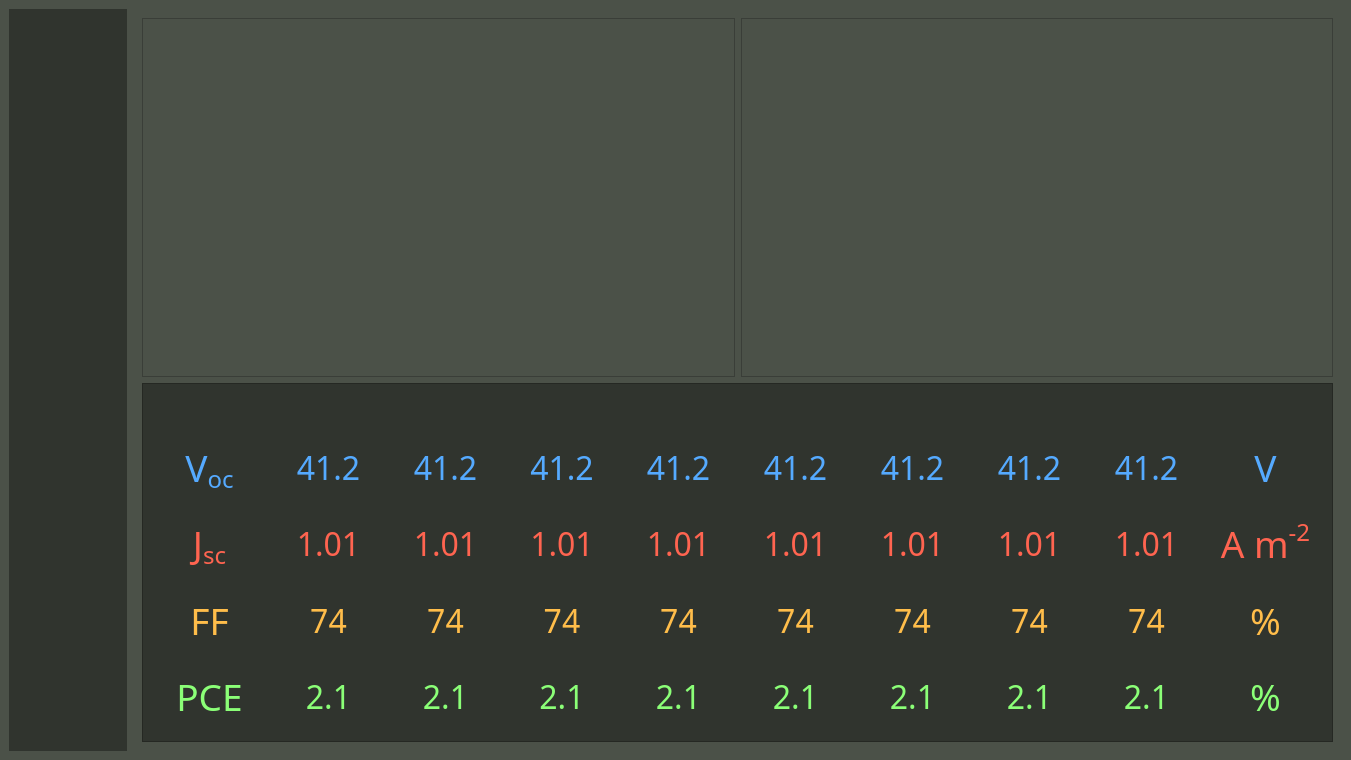
minusmagis/GreenhouseMeasurements, file form.ui: the form before one commit.
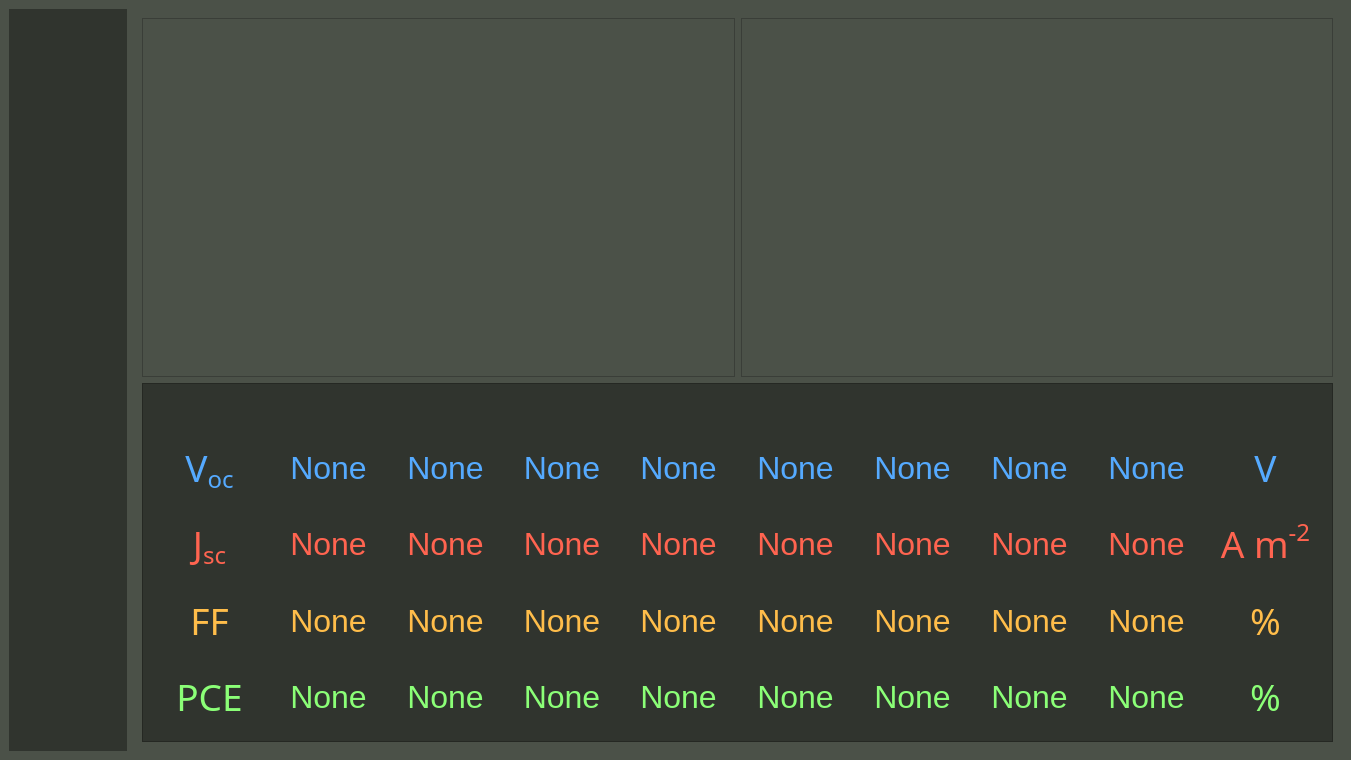
The form after the commit. The open tabs and pages were chosen to show the change. Icons and pictures are not drawn.

```diff
--- a/form.ui
+++ b/form.ui
@@ -500,14 +500,18 @@
                  </property>
                  <property name="font">
                   <font>
-                   <family>Bahnschrift</family>
+                   <family>MS Shell Dlg 2</family>
+                   <pointsize>24</pointsize>
+                   <weight>50</weight>
+                   <italic>false</italic>
+                   <bold>false</bold>
                   </font>
                  </property>
                  <property name="styleSheet">
                   <string notr="true">color: rgb(85, 170, 255);</string>
                  </property>
                  <property name="text">
-                  <string>&lt;html&gt;&lt;head/&gt;&lt;body&gt;&lt;p align=&quot;center&quot;&gt;&lt;span style=&quot; font-size:24pt;&quot;&gt;41.2&lt;/span&gt;&lt;/p&gt;&lt;/body&gt;&lt;/html&gt;</string>
+                  <string>None</string>
                  </property>
                  <property name="alignment">
                   <set>Qt::AlignCenter</set>
@@ -533,14 +537,18 @@
                  </property>
                  <property name="font">
                   <font>
-                   <family>Bahnschrift</family>
+                   <family>MS Shell Dlg 2</family>
+                   <pointsize>24</pointsize>
+                   <weight>50</weight>
+                   <italic>false</italic>
+                   <bold>false</bold>
                   </font>
                  </property>
                  <property name="styleSheet">
                   <string notr="true">color: rgb(85, 170, 255);</string>
                  </property>
                  <property name="text">
-                  <string>&lt;html&gt;&lt;head/&gt;&lt;body&gt;&lt;p align=&quot;center&quot;&gt;&lt;span style=&quot; font-size:24pt;&quot;&gt;41.2&lt;/span&gt;&lt;/p&gt;&lt;/body&gt;&lt;/html&gt;</string>
+                  <string>None</string>
                  </property>
                  <property name="alignment">
                   <set>Qt::AlignCenter</set>
@@ -566,14 +574,18 @@
                  </property>
                  <property name="font">
                   <font>
-                   <family>Bahnschrift</family>
+                   <family>MS Shell Dlg 2</family>
+                   <pointsize>24</pointsize>
+                   <weight>50</weight>
+                   <italic>false</italic>
+                   <bold>false</bold>
                   </font>
                  </property>
                  <property name="styleSheet">
                   <string notr="true">color: rgb(85, 170, 255);</string>
                  </property>
                  <property name="text">
-                  <string>&lt;html&gt;&lt;head/&gt;&lt;body&gt;&lt;p align=&quot;center&quot;&gt;&lt;span style=&quot; font-size:24pt;&quot;&gt;41.2&lt;/span&gt;&lt;/p&gt;&lt;/body&gt;&lt;/html&gt;</string>
+                  <string>None</string>
                  </property>
                  <property name="alignment">
                   <set>Qt::AlignCenter</set>
@@ -599,14 +611,18 @@
                  </property>
                  <property name="font">
                   <font>
-                   <family>Bahnschrift</family>
+                   <family>MS Shell Dlg 2</family>
+                   <pointsize>24</pointsize>
+                   <weight>50</weight>
+                   <italic>false</italic>
+                   <bold>false</bold>
                   </font>
                  </property>
                  <property name="styleSheet">
                   <string notr="true">color: rgb(85, 170, 255);</string>
                  </property>
                  <property name="text">
-                  <string>&lt;html&gt;&lt;head/&gt;&lt;body&gt;&lt;p align=&quot;center&quot;&gt;&lt;span style=&quot; font-size:24pt;&quot;&gt;41.2&lt;/span&gt;&lt;/p&gt;&lt;/body&gt;&lt;/html&gt;</string>
+                  <string>None</string>
                  </property>
                  <property name="alignment">
                   <set>Qt::AlignCenter</set>
@@ -632,14 +648,18 @@
                  </property>
                  <property name="font">
                   <font>
-                   <family>Bahnschrift</family>
+                   <family>MS Shell Dlg 2</family>
+                   <pointsize>24</pointsize>
+                   <weight>50</weight>
+                   <italic>false</italic>
+                   <bold>false</bold>
                   </font>
                  </property>
                  <property name="styleSheet">
                   <string notr="true">  color: rgb(255, 100, 80);</string>
                  </property>
                  <property name="text">
-                  <string>&lt;html&gt;&lt;head/&gt;&lt;body&gt;&lt;p align=&quot;center&quot;&gt;&lt;span style=&quot; font-size:24pt;&quot;&gt;1.01&lt;/span&gt;&lt;/p&gt;&lt;/body&gt;&lt;/html&gt;</string>
+                  <string>None</string>
                  </property>
                  <property name="alignment">
                   <set>Qt::AlignCenter</set>
@@ -665,14 +685,18 @@
                  </property>
                  <property name="font">
                   <font>
-                   <family>Bahnschrift</family>
+                   <family>MS Shell Dlg 2</family>
+                   <pointsize>24</pointsize>
+                   <weight>50</weight>
+                   <italic>false</italic>
+                   <bold>false</bold>
                   </font>
                  </property>
                  <property name="styleSheet">
                   <string notr="true">  color: rgb(255, 100, 80);</string>
                  </property>
                  <property name="text">
-                  <string>&lt;html&gt;&lt;head/&gt;&lt;body&gt;&lt;p align=&quot;center&quot;&gt;&lt;span style=&quot; font-size:24pt;&quot;&gt;1.01&lt;/span&gt;&lt;/p&gt;&lt;/body&gt;&lt;/html&gt;</string>
+                  <string>None</string>
                  </property>
                  <property name="alignment">
                   <set>Qt::AlignCenter</set>
@@ -698,14 +722,18 @@
                  </property>
                  <property name="font">
                   <font>
-                   <family>Bahnschrift</family>
+                   <family>MS Shell Dlg 2</family>
+                   <pointsize>24</pointsize>
+                   <weight>50</weight>
+                   <italic>false</italic>
+                   <bold>false</bold>
                   </font>
                  </property>
                  <property name="styleSheet">
                   <string notr="true">  color: rgb(255, 100, 80);</string>
                  </property>
                  <property name="text">
-                  <string>&lt;html&gt;&lt;head/&gt;&lt;body&gt;&lt;p align=&quot;center&quot;&gt;&lt;span style=&quot; font-size:24pt;&quot;&gt;1.01&lt;/span&gt;&lt;/p&gt;&lt;/body&gt;&lt;/html&gt;</string>
+                  <string>None</string>
                  </property>
                  <property name="alignment">
                   <set>Qt::AlignCenter</set>
@@ -731,14 +759,18 @@
                  </property>
                  <property name="font">
                   <font>
-                   <family>Bahnschrift</family>
+                   <family>MS Shell Dlg 2</family>
+                   <pointsize>24</pointsize>
+                   <weight>50</weight>
+                   <italic>false</italic>
+                   <bold>false</bold>
                   </font>
                  </property>
                  <property name="styleSheet">
                   <string notr="true">  color: rgb(255, 100, 80);</string>
                  </property>
                  <property name="text">
-                  <string>&lt;html&gt;&lt;head/&gt;&lt;body&gt;&lt;p align=&quot;center&quot;&gt;&lt;span style=&quot; font-size:24pt;&quot;&gt;1.01&lt;/span&gt;&lt;/p&gt;&lt;/body&gt;&lt;/html&gt;</string>
+                  <string>None</string>
                  </property>
                  <property name="alignment">
                   <set>Qt::AlignCenter</set>
@@ -764,14 +796,18 @@
                  </property>
                  <property name="font">
                   <font>
-                   <family>Bahnschrift</family>
+                   <family>MS Shell Dlg 2</family>
+                   <pointsize>24</pointsize>
+                   <weight>50</weight>
+                   <italic>false</italic>
+                   <bold>false</bold>
                   </font>
                  </property>
                  <property name="styleSheet">
                   <string notr="true">color: rgb(255, 189, 74);</string>
                  </property>
                  <property name="text">
-                  <string>&lt;html&gt;&lt;head/&gt;&lt;body&gt;&lt;p align=&quot;center&quot;&gt;&lt;span style=&quot; font-size:24pt;&quot;&gt;74&lt;/span&gt;&lt;/p&gt;&lt;/body&gt;&lt;/html&gt;</string>
+                  <string>None</string>
                  </property>
                  <property name="alignment">
                   <set>Qt::AlignCenter</set>
@@ -797,14 +833,18 @@
                  </property>
                  <property name="font">
                   <font>
-                   <family>Bahnschrift</family>
+                   <family>MS Shell Dlg 2</family>
+                   <pointsize>24</pointsize>
+                   <weight>50</weight>
+                   <italic>false</italic>
+                   <bold>false</bold>
                   </font>
                  </property>
                  <property name="styleSheet">
                   <string notr="true">color: rgb(255, 189, 74);</string>
                  </property>
                  <property name="text">
-                  <string>&lt;html&gt;&lt;head/&gt;&lt;body&gt;&lt;p align=&quot;center&quot;&gt;&lt;span style=&quot; font-size:24pt;&quot;&gt;74&lt;/span&gt;&lt;/p&gt;&lt;/body&gt;&lt;/html&gt;</string>
+                  <string>None</string>
                  </property>
                  <property name="alignment">
                   <set>Qt::AlignCenter</set>
@@ -830,14 +870,18 @@
                  </property>
                  <property name="font">
                   <font>
-                   <family>Bahnschrift</family>
+                   <family>MS Shell Dlg 2</family>
+                   <pointsize>24</pointsize>
+                   <weight>50</weight>
+                   <italic>false</italic>
+                   <bold>false</bold>
                   </font>
                  </property>
                  <property name="styleSheet">
                   <string notr="true">color: rgb(255, 189, 74);</string>
                  </property>
                  <property name="text">
-                  <string>&lt;html&gt;&lt;head/&gt;&lt;body&gt;&lt;p align=&quot;center&quot;&gt;&lt;span style=&quot; font-size:24pt;&quot;&gt;74&lt;/span&gt;&lt;/p&gt;&lt;/body&gt;&lt;/html&gt;</string>
+                  <string>None</string>
                  </property>
                  <property name="alignment">
                   <set>Qt::AlignCenter</set>
@@ -863,14 +907,18 @@
                  </property>
                  <property name="font">
                   <font>
-                   <family>Bahnschrift</family>
+                   <family>MS Shell Dlg 2</family>
+                   <pointsize>24</pointsize>
+                   <weight>50</weight>
+                   <italic>false</italic>
+                   <bold>false</bold>
                   </font>
                  </property>
                  <property name="styleSheet">
                   <string notr="true">color: rgb(255, 189, 74);</string>
                  </property>
                  <property name="text">
-                  <string>&lt;html&gt;&lt;head/&gt;&lt;body&gt;&lt;p align=&quot;center&quot;&gt;&lt;span style=&quot; font-size:24pt;&quot;&gt;74&lt;/span&gt;&lt;/p&gt;&lt;/body&gt;&lt;/html&gt;</string>
+                  <string>None</string>
                  </property>
                  <property name="alignment">
                   <set>Qt::AlignCenter</set>
@@ -896,14 +944,18 @@
                  </property>
                  <property name="font">
                   <font>
-                   <family>Bahnschrift</family>
+                   <family>MS Shell Dlg 2</family>
+                   <pointsize>24</pointsize>
+                   <weight>50</weight>
+                   <italic>false</italic>
+                   <bold>false</bold>
                   </font>
                  </property>
                  <property name="styleSheet">
                   <string notr="true">color: rgb(139, 255, 119);</string>
                  </property>
                  <property name="text">
-                  <string>&lt;html&gt;&lt;head/&gt;&lt;body&gt;&lt;p align=&quot;center&quot;&gt;&lt;span style=&quot; font-size:24pt;&quot;&gt;2.1&lt;/span&gt;&lt;/p&gt;&lt;/body&gt;&lt;/html&gt;</string>
+                  <string>None</string>
                  </property>
                  <property name="alignment">
                   <set>Qt::AlignCenter</set>
@@ -929,14 +981,18 @@
                  </property>
                  <property name="font">
                   <font>
-                   <family>Bahnschrift</family>
+                   <family>MS Shell Dlg 2</family>
+                   <pointsize>24</pointsize>
+                   <weight>50</weight>
+                   <italic>false</italic>
+                   <bold>false</bold>
                   </font>
                  </property>
                  <property name="styleSheet">
                   <string notr="true">color: rgb(139, 255, 119);</string>
                  </property>
                  <property name="text">
-                  <string>&lt;html&gt;&lt;head/&gt;&lt;body&gt;&lt;p align=&quot;center&quot;&gt;&lt;span style=&quot; font-size:24pt;&quot;&gt;2.1&lt;/span&gt;&lt;/p&gt;&lt;/body&gt;&lt;/html&gt;</string>
+                  <string>None</string>
                  </property>
                  <property name="alignment">
                   <set>Qt::AlignCenter</set>
@@ -962,14 +1018,18 @@
                  </property>
                  <property name="font">
                   <font>
-                   <family>Bahnschrift</family>
+                   <family>MS Shell Dlg 2</family>
+                   <pointsize>24</pointsize>
+                   <weight>50</weight>
+                   <italic>false</italic>
+                   <bold>false</bold>
                   </font>
                  </property>
                  <property name="styleSheet">
                   <string notr="true">color: rgb(139, 255, 119);</string>
                  </property>
                  <property name="text">
-                  <string>&lt;html&gt;&lt;head/&gt;&lt;body&gt;&lt;p align=&quot;center&quot;&gt;&lt;span style=&quot; font-size:24pt;&quot;&gt;2.1&lt;/span&gt;&lt;/p&gt;&lt;/body&gt;&lt;/html&gt;</string>
+                  <string>None</string>
                  </property>
                  <property name="alignment">
                   <set>Qt::AlignCenter</set>
@@ -995,14 +1055,18 @@
                  </property>
                  <property name="font">
                   <font>
-                   <family>Bahnschrift</family>
+                   <family>MS Shell Dlg 2</family>
+                   <pointsize>24</pointsize>
+                   <weight>50</weight>
+                   <italic>false</italic>
+                   <bold>false</bold>
                   </font>
                  </property>
                  <property name="styleSheet">
                   <string notr="true">color: rgb(139, 255, 119);</string>
                  </property>
                  <property name="text">
-                  <string>&lt;html&gt;&lt;head/&gt;&lt;body&gt;&lt;p align=&quot;center&quot;&gt;&lt;span style=&quot; font-size:24pt;&quot;&gt;2.1&lt;/span&gt;&lt;/p&gt;&lt;/body&gt;&lt;/html&gt;</string>
+                  <string>None</string>
                  </property>
                  <property name="alignment">
                   <set>Qt::AlignCenter</set>
@@ -1032,14 +1096,18 @@
                  </property>
                  <property name="font">
                   <font>
-                   <family>Bahnschrift</family>
+                   <family>MS Shell Dlg 2</family>
+                   <pointsize>24</pointsize>
+                   <weight>50</weight>
+                   <italic>false</italic>
+                   <bold>false</bold>
                   </font>
                  </property>
                  <property name="styleSheet">
                   <string notr="true">color: rgb(85, 170, 255);</string>
                  </property>
                  <property name="text">
-                  <string>&lt;html&gt;&lt;head/&gt;&lt;body&gt;&lt;p align=&quot;center&quot;&gt;&lt;span style=&quot; font-size:24pt;&quot;&gt;41.2&lt;/span&gt;&lt;/p&gt;&lt;/body&gt;&lt;/html&gt;</string>
+                  <string>None</string>
                  </property>
                  <property name="alignment">
                   <set>Qt::AlignCenter</set>
@@ -1065,14 +1133,18 @@
                  </property>
                  <property name="font">
                   <font>
-                   <family>Bahnschrift</family>
+                   <family>MS Shell Dlg 2</family>
+                   <pointsize>24</pointsize>
+                   <weight>50</weight>
+                   <italic>false</italic>
+                   <bold>false</bold>
                   </font>
                  </property>
                  <property name="styleSheet">
                   <string notr="true">color: rgb(85, 170, 255);</string>
                  </property>
                  <property name="text">
-                  <string>&lt;html&gt;&lt;head/&gt;&lt;body&gt;&lt;p align=&quot;center&quot;&gt;&lt;span style=&quot; font-size:24pt;&quot;&gt;41.2&lt;/span&gt;&lt;/p&gt;&lt;/body&gt;&lt;/html&gt;</string>
+                  <string>None</string>
                  </property>
                  <property name="alignment">
                   <set>Qt::AlignCenter</set>
@@ -1098,14 +1170,18 @@
                  </property>
                  <property name="font">
                   <font>
-                   <family>Bahnschrift</family>
+                   <family>MS Shell Dlg 2</family>
+                   <pointsize>24</pointsize>
+                   <weight>50</weight>
+                   <italic>false</italic>
+                   <bold>false</bold>
                   </font>
                  </property>
                  <property name="styleSheet">
                   <string notr="true">color: rgb(85, 170, 255);</string>
                  </property>
                  <property name="text">
-                  <string>&lt;html&gt;&lt;head/&gt;&lt;body&gt;&lt;p align=&quot;center&quot;&gt;&lt;span style=&quot; font-size:24pt;&quot;&gt;41.2&lt;/span&gt;&lt;/p&gt;&lt;/body&gt;&lt;/html&gt;</string>
+                  <string>None</string>
                  </property>
                  <property name="alignment">
                   <set>Qt::AlignCenter</set>
@@ -1131,14 +1207,18 @@
                  </property>
                  <property name="font">
                   <font>
-                   <family>Bahnschrift</family>
+                   <family>MS Shell Dlg 2</family>
+                   <pointsize>24</pointsize>
+                   <weight>50</weight>
+                   <italic>false</italic>
+                   <bold>false</bold>
                   </font>
                  </property>
                  <property name="styleSheet">
                   <string notr="true">color: rgb(85, 170, 255);</string>
                  </property>
                  <property name="text">
-                  <string>&lt;html&gt;&lt;head/&gt;&lt;body&gt;&lt;p align=&quot;center&quot;&gt;&lt;span style=&quot; font-size:24pt;&quot;&gt;41.2&lt;/span&gt;&lt;/p&gt;&lt;/body&gt;&lt;/html&gt;</string>
+                  <string>None</string>
                  </property>
                  <property name="alignment">
                   <set>Qt::AlignCenter</set>
@@ -1164,14 +1244,18 @@
                  </property>
                  <property name="font">
                   <font>
-                   <family>Bahnschrift</family>
+                   <family>MS Shell Dlg 2</family>
+                   <pointsize>24</pointsize>
+                   <weight>50</weight>
+                   <italic>false</italic>
+                   <bold>false</bold>
                   </font>
                  </property>
                  <property name="styleSheet">
                   <string notr="true">  color: rgb(255, 100, 80);</string>
                  </property>
                  <property name="text">
-                  <string>&lt;html&gt;&lt;head/&gt;&lt;body&gt;&lt;p align=&quot;center&quot;&gt;&lt;span style=&quot; font-size:24pt;&quot;&gt;1.01&lt;/span&gt;&lt;/p&gt;&lt;/body&gt;&lt;/html&gt;</string>
+                  <string>None</string>
                  </property>
                  <property name="alignment">
                   <set>Qt::AlignCenter</set>
@@ -1197,14 +1281,18 @@
                  </property>
                  <property name="font">
                   <font>
-                   <family>Bahnschrift</family>
+                   <family>MS Shell Dlg 2</family>
+                   <pointsize>24</pointsize>
+                   <weight>50</weight>
+                   <italic>false</italic>
+                   <bold>false</bold>
                   </font>
                  </property>
                  <property name="styleSheet">
                   <string notr="true">  color: rgb(255, 100, 80);</string>
                  </property>
                  <property name="text">
-                  <string>&lt;html&gt;&lt;head/&gt;&lt;body&gt;&lt;p align=&quot;center&quot;&gt;&lt;span style=&quot; font-size:24pt;&quot;&gt;1.01&lt;/span&gt;&lt;/p&gt;&lt;/body&gt;&lt;/html&gt;</string>
+                  <string>None</string>
                  </property>
                  <property name="alignment">
                   <set>Qt::AlignCenter</set>
@@ -1230,14 +1318,18 @@
                  </property>
                  <property name="font">
                   <font>
-                   <family>Bahnschrift</family>
+                   <family>MS Shell Dlg 2</family>
+                   <pointsize>24</pointsize>
+                   <weight>50</weight>
+                   <italic>false</italic>
+                   <bold>false</bold>
                   </font>
                  </property>
                  <property name="styleSheet">
                   <string notr="true">  color: rgb(255, 100, 80);</string>
                  </property>
                  <property name="text">
-                  <string>&lt;html&gt;&lt;head/&gt;&lt;body&gt;&lt;p align=&quot;center&quot;&gt;&lt;span style=&quot; font-size:24pt;&quot;&gt;1.01&lt;/span&gt;&lt;/p&gt;&lt;/body&gt;&lt;/html&gt;</string>
+                  <string>None</string>
                  </property>
                  <property name="alignment">
                   <set>Qt::AlignCenter</set>
@@ -1263,14 +1355,18 @@
                  </property>
                  <property name="font">
                   <font>
-                   <family>Bahnschrift</family>
+                   <family>MS Shell Dlg 2</family>
+                   <pointsize>24</pointsize>
+                   <weight>50</weight>
+                   <italic>false</italic>
+                   <bold>false</bold>
                   </font>
                  </property>
                  <property name="styleSheet">
                   <string notr="true">  color: rgb(255, 100, 80);</string>
                  </property>
                  <property name="text">
-                  <string>&lt;html&gt;&lt;head/&gt;&lt;body&gt;&lt;p align=&quot;center&quot;&gt;&lt;span style=&quot; font-size:24pt;&quot;&gt;1.01&lt;/span&gt;&lt;/p&gt;&lt;/body&gt;&lt;/html&gt;</string>
+                  <string>None</string>
                  </property>
                  <property name="alignment">
                   <set>Qt::AlignCenter</set>
@@ -1296,14 +1392,18 @@
                  </property>
                  <property name="font">
                   <font>
-                   <family>Bahnschrift</family>
+                   <family>MS Shell Dlg 2</family>
+                   <pointsize>24</pointsize>
+                   <weight>50</weight>
+                   <italic>false</italic>
+                   <bold>false</bold>
                   </font>
                  </property>
                  <property name="styleSheet">
                   <string notr="true">color: rgb(255, 189, 74);</string>
                  </property>
                  <property name="text">
-                  <string>&lt;html&gt;&lt;head/&gt;&lt;body&gt;&lt;p align=&quot;center&quot;&gt;&lt;span style=&quot; font-size:24pt;&quot;&gt;74&lt;/span&gt;&lt;/p&gt;&lt;/body&gt;&lt;/html&gt;</string>
+                  <string>None</string>
                  </property>
                  <property name="alignment">
                   <set>Qt::AlignCenter</set>
@@ -1329,14 +1429,18 @@
                  </property>
                  <property name="font">
                   <font>
-                   <family>Bahnschrift</family>
+                   <family>MS Shell Dlg 2</family>
+                   <pointsize>24</pointsize>
+                   <weight>50</weight>
+                   <italic>false</italic>
+                   <bold>false</bold>
                   </font>
                  </property>
                  <property name="styleSheet">
                   <string notr="true">color: rgb(255, 189, 74);</string>
                  </property>
                  <property name="text">
-                  <string>&lt;html&gt;&lt;head/&gt;&lt;body&gt;&lt;p align=&quot;center&quot;&gt;&lt;span style=&quot; font-size:24pt;&quot;&gt;74&lt;/span&gt;&lt;/p&gt;&lt;/body&gt;&lt;/html&gt;</string>
+                  <string>None</string>
                  </property>
                  <property name="alignment">
                   <set>Qt::AlignCenter</set>
@@ -1362,14 +1466,18 @@
                  </property>
                  <property name="font">
                   <font>
-                   <family>Bahnschrift</family>
+                   <family>MS Shell Dlg 2</family>
+                   <pointsize>24</pointsize>
+                   <weight>50</weight>
+                   <italic>false</italic>
+                   <bold>false</bold>
                   </font>
                  </property>
                  <property name="styleSheet">
                   <string notr="true">color: rgb(255, 189, 74);</string>
                  </property>
                  <property name="text">
-                  <string>&lt;html&gt;&lt;head/&gt;&lt;body&gt;&lt;p align=&quot;center&quot;&gt;&lt;span style=&quot; font-size:24pt;&quot;&gt;74&lt;/span&gt;&lt;/p&gt;&lt;/body&gt;&lt;/html&gt;</string>
+                  <string>None</string>
                  </property>
                  <property name="alignment">
                   <set>Qt::AlignCenter</set>
@@ -1395,14 +1503,18 @@
                  </property>
                  <property name="font">
                   <font>
-                   <family>Bahnschrift</family>
+                   <family>MS Shell Dlg 2</family>
+                   <pointsize>24</pointsize>
+                   <weight>50</weight>
+                   <italic>false</italic>
+                   <bold>false</bold>
                   </font>
                  </property>
                  <property name="styleSheet">
                   <string notr="true">color: rgb(255, 189, 74);</string>
                  </property>
                  <property name="text">
-                  <string>&lt;html&gt;&lt;head/&gt;&lt;body&gt;&lt;p align=&quot;center&quot;&gt;&lt;span style=&quot; font-size:24pt;&quot;&gt;74&lt;/span&gt;&lt;/p&gt;&lt;/body&gt;&lt;/html&gt;</string>
+                  <string>None</string>
                  </property>
                  <property name="alignment">
                   <set>Qt::AlignCenter</set>
@@ -1428,14 +1540,18 @@
                  </property>
                  <property name="font">
                   <font>
-                   <family>Bahnschrift</family>
+                   <family>MS Shell Dlg 2</family>
+                   <pointsize>24</pointsize>
+                   <weight>50</weight>
+                   <italic>false</italic>
+                   <bold>false</bold>
                   </font>
                  </property>
                  <property name="styleSheet">
                   <string notr="true">color: rgb(139, 255, 119);</string>
                  </property>
                  <property name="text">
-                  <string>&lt;html&gt;&lt;head/&gt;&lt;body&gt;&lt;p align=&quot;center&quot;&gt;&lt;span style=&quot; font-size:24pt;&quot;&gt;2.1&lt;/span&gt;&lt;/p&gt;&lt;/body&gt;&lt;/html&gt;</string>
+                  <string>None</string>
                  </property>
                  <property name="alignment">
                   <set>Qt::AlignCenter</set>
@@ -1461,14 +1577,18 @@
                  </property>
                  <property name="font">
                   <font>
-                   <family>Bahnschrift</family>
+                   <family>MS Shell Dlg 2</family>
+                   <pointsize>24</pointsize>
+                   <weight>50</weight>
+                   <italic>false</italic>
+                   <bold>false</bold>
                   </font>
                  </property>
                  <property name="styleSheet">
                   <string notr="true">color: rgb(139, 255, 119);</string>
                  </property>
                  <property name="text">
-                  <string>&lt;html&gt;&lt;head/&gt;&lt;body&gt;&lt;p align=&quot;center&quot;&gt;&lt;span style=&quot; font-size:24pt;&quot;&gt;2.1&lt;/span&gt;&lt;/p&gt;&lt;/body&gt;&lt;/html&gt;</string>
+                  <string>None</string>
                  </property>
                  <property name="alignment">
                   <set>Qt::AlignCenter</set>
@@ -1494,14 +1614,18 @@
                  </property>
                  <property name="font">
                   <font>
-                   <family>Bahnschrift</family>
+                   <family>MS Shell Dlg 2</family>
+                   <pointsize>24</pointsize>
+                   <weight>50</weight>
+                   <italic>false</italic>
+                   <bold>false</bold>
                   </font>
                  </property>
                  <property name="styleSheet">
                   <string notr="true">color: rgb(139, 255, 119);</string>
                  </property>
                  <property name="text">
-                  <string>&lt;html&gt;&lt;head/&gt;&lt;body&gt;&lt;p align=&quot;center&quot;&gt;&lt;span style=&quot; font-size:24pt;&quot;&gt;2.1&lt;/span&gt;&lt;/p&gt;&lt;/body&gt;&lt;/html&gt;</string>
+                  <string>None</string>
                  </property>
                  <property name="alignment">
                   <set>Qt::AlignCenter</set>
@@ -1527,14 +1651,18 @@
                  </property>
                  <property name="font">
                   <font>
-                   <family>Bahnschrift</family>
+                   <family>MS Shell Dlg 2</family>
+                   <pointsize>24</pointsize>
+                   <weight>50</weight>
+                   <italic>false</italic>
+                   <bold>false</bold>
                   </font>
                  </property>
                  <property name="styleSheet">
                   <string notr="true">color: rgb(139, 255, 119);</string>
                  </property>
                  <property name="text">
-                  <string>&lt;html&gt;&lt;head/&gt;&lt;body&gt;&lt;p align=&quot;center&quot;&gt;&lt;span style=&quot; font-size:24pt;&quot;&gt;2.1&lt;/span&gt;&lt;/p&gt;&lt;/body&gt;&lt;/html&gt;</string>
+                  <string>None</string>
                  </property>
                  <property name="alignment">
                   <set>Qt::AlignCenter</set>
```
Left out of the diff: 403 changed lines with no effect on the pictures.
